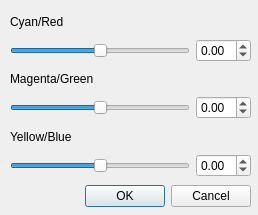
Before: the Qt Designer form src/airunner/pyqt/color_balance.ui in Capsize-Games/airunner, drawn with Qt 5.
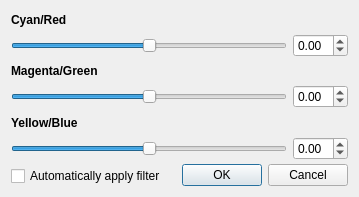
After: the same form once the commit is applied.

The edit to the form file:
```diff
--- a/src/airunner/pyqt/color_balance.ui
+++ b/src/airunner/pyqt/color_balance.ui
@@ -6,38 +6,15 @@
    <rect>
     <x>0</x>
     <y>0</y>
-    <width>258</width>
-    <height>215</height>
+    <width>359</width>
+    <height>197</height>
    </rect>
   </property>
   <property name="windowTitle">
    <string>Color Balance</string>
   </property>
-  <widget class="QDialogButtonBox" name="buttonBox">
-   <property name="geometry">
-    <rect>
-     <x>30</x>
-     <y>180</y>
-     <width>221</width>
-     <height>32</height>
-    </rect>
-   </property>
-   <property name="orientation">
-    <enum>Qt::Horizontal</enum>
-   </property>
-   <property name="standardButtons">
-    <set>QDialogButtonBox::Cancel|QDialogButtonBox::Ok</set>
-   </property>
-  </widget>
-  <widget class="QWidget" name="verticalLayoutWidget">
-   <property name="geometry">
-    <rect>
-     <x>10</x>
-     <y>10</y>
-     <width>241</width>
-     <height>167</height>
-    </rect>
-   </property>
+  <layout class="QGridLayout" name="gridLayout">
+   <item row="0" column="0" rowspan="2" colspan="2">
    <layout class="QGridLayout" name="gridLayout_9">
     <item row="0" column="0">
      <layout class="QGridLayout" name="gridLayout_8">
@@ -56,6 +33,11 @@
       </item>
       <item row="1" column="1">
        <widget class="QDoubleSpinBox" name="cyan_spinbox">
+         <property name="font">
+          <font>
+           <pointsize>9</pointsize>
+          </font>
+         </property>
         <property name="minimum">
          <double>-1.000000000000000</double>
         </property>
@@ -66,6 +48,12 @@
       </item>
       <item row="0" column="0">
        <widget class="QLabel" name="label_8">
+         <property name="font">
+          <font>
+           <pointsize>9</pointsize>
+           <bold>true</bold>
+          </font>
+         </property>
         <property name="text">
          <string>Cyan/Red</string>
         </property>
@@ -90,6 +78,11 @@
       </item>
       <item row="1" column="1">
        <widget class="QDoubleSpinBox" name="magenta_spinbox">
+         <property name="font">
+          <font>
+           <pointsize>9</pointsize>
+          </font>
+         </property>
         <property name="minimum">
          <double>-1.000000000000000</double>
         </property>
@@ -100,6 +93,12 @@
       </item>
       <item row="0" column="0">
        <widget class="QLabel" name="label_7">
+         <property name="font">
+          <font>
+           <pointsize>9</pointsize>
+           <bold>true</bold>
+          </font>
+         </property>
         <property name="text">
          <string>Magenta/Green</string>
         </property>
@@ -124,6 +123,11 @@
       </item>
       <item row="1" column="1">
        <widget class="QDoubleSpinBox" name="yellow_spinbox">
+         <property name="font">
+          <font>
+           <pointsize>9</pointsize>
+          </font>
+         </property>
         <property name="minimum">
          <double>-1.000000000000000</double>
         </property>
@@ -134,6 +138,12 @@
       </item>
       <item row="0" column="0">
        <widget class="QLabel" name="label_6">
+         <property name="font">
+          <font>
+           <pointsize>9</pointsize>
+           <bold>true</bold>
+          </font>
+         </property>
         <property name="text">
          <string>Yellow/Blue</string>
         </property>
@@ -141,8 +151,36 @@
       </item>
      </layout>
     </item>
-   </layout>
-  </widget>
+     <item row="3" column="0">
+      <widget class="QCheckBox" name="auto_apply">
+       <property name="font">
+        <font>
+         <pointsize>9</pointsize>
+        </font>
+       </property>
+       <property name="text">
+        <string>Automatically apply filter</string>
+       </property>
+      </widget>
+     </item>
+    </layout>
+   </item>
+   <item row="1" column="1">
+    <widget class="QDialogButtonBox" name="buttonBox">
+     <property name="font">
+      <font>
+       <pointsize>9</pointsize>
+      </font>
+     </property>
+     <property name="orientation">
+      <enum>Qt::Horizontal</enum>
+     </property>
+     <property name="standardButtons">
+      <set>QDialogButtonBox::Cancel|QDialogButtonBox::Ok</set>
+     </property>
+    </widget>
+   </item>
+  </layout>
  </widget>
  <resources/>
  <connections>
```
Lines whose indentation alone changed are shown as unchanged.
